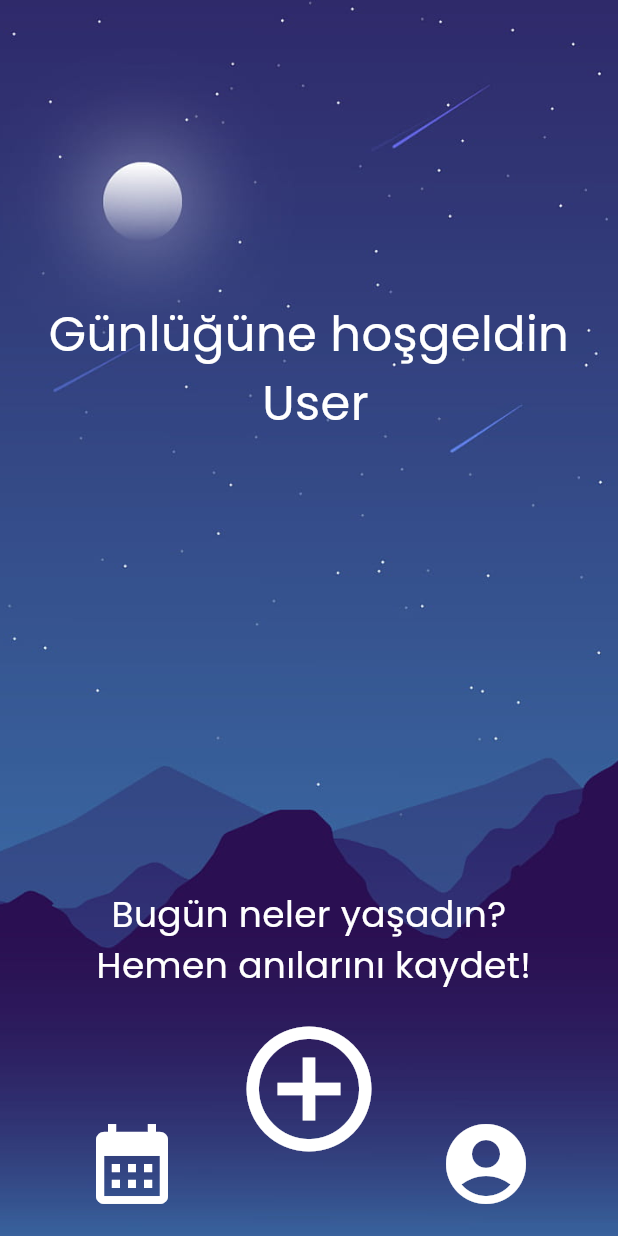
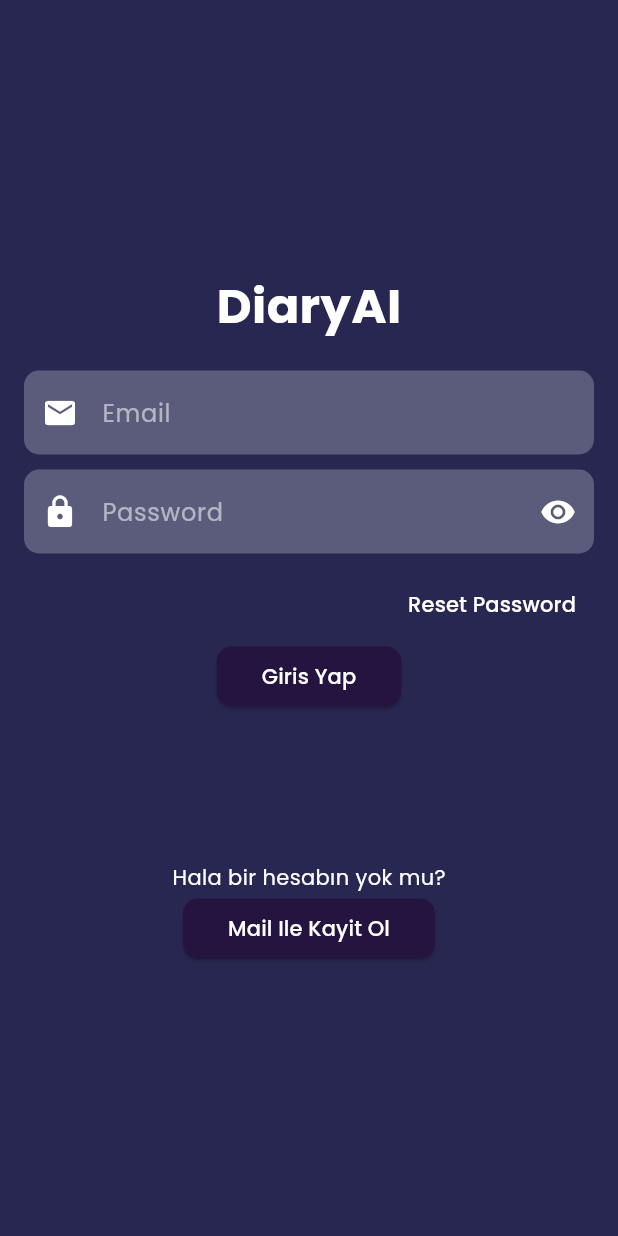
Before and after one commit to Saner-y/DiaryAI, a Flutter app: the screen it shows after launch, on a phone screen of 412 x 824 dp. Run offline on Flutter 3.47's test engine with Material 3 defaults, Android fonts, the phone set to English and light mode, and no system bars; our stand-ins replace cloud_firestore, emoji_picker_flutter, firebase_auth, firebase_core, font_awesome_flutter, google_fonts and 4 more; missing offline and left inert: flutter_screen_lock; accounts and stored records are empty.

Commit message:
login functions added, merged with firebase

```diff
--- a/lib/calendarPage.dart
+++ b/lib/calendarPage.dart
@@ -53,10 +53,10 @@ class _calendarPageState extends State<calendarPage> {
     return Scaffold(
       appBar: AppBar(
         backgroundColor: Color.fromARGB(255, 40, 39, 81),
-        iconTheme: IconThemeData(color: Colors.white, size: 52),
+        iconTheme: IconThemeData(color: Colors.white, size: 48),
         title: Text(
           'Takvim',
-          style: TextStyle(color: Colors.white),
+          style: TextStyle(color: Colors.white, fontSize: 24, fontWeight: FontWeight.bold),
         ),
       ),
       body: Container(
--- a/lib/homepage.dart
+++ b/lib/homepage.dart
@@ -6,30 +6,10 @@ import 'package:flutter/services.dart';
 import 'package:local_auth/local_auth.dart';
 // import 'package:flutter/services.dart';
 
-class homePage extends StatefulWidget {
+class homePage extends StatelessWidget {
   const homePage({Key? key}) : super(key: key);
 
   @override
-  State<homePage> createState() => _homePageState();
-}
-
-class _homePageState extends State<homePage> {
-  late final LocalAuthentication auth;
-
-  bool _supportState = false;
-
-  @override
-  void initState() {
-    // TODO: implement initState
-    super.initState();
-    auth = LocalAuthentication();
-    auth.isDeviceSupported().then(
-            (bool isSupported) => setState(() => _supportState = isSupported)
-    );
-    _getAvailableBiometrics();
-    _authenticate();
-
-  }
   Widget build(BuildContext context) {
     return Scaffold(
       body: Container(
@@ -133,27 +113,4 @@ class _homePageState extends State<homePage> {
       ),
     );
   }
-
-  Future<void> _getAvailableBiometrics() async {
-    List<BiometricType> availableBiometrics = await auth.getAvailableBiometrics();
-    print(availableBiometrics);
-    if (!mounted) {
-      return;
-    }
-  }
-
-  Future<void> _authenticate() async {
-    try {
-      bool authenticated = await auth.authenticate(
-          localizedReason: 'Parmak izinizi taratın',
-          options: const AuthenticationOptions(
-              stickyAuth: true,
-              biometricOnly: true
-          )
-      );
-      print(authenticated);
-    } on PlatformException catch (e) {
-      print(e);
-    }
-  }
 }
--- /dev/null
+++ b/lib/loginPage.dart
@@ -0,0 +1,177 @@
+import 'package:diaryai/lockScreen.dart';
+import 'package:diaryai/resetPassword.dart';
+import 'package:firebase_auth/firebase_auth.dart';
+import 'package:flutter/material.dart';
+import 'package:diaryai/createAccount.dart';
+import 'package:firebase_core/firebase_core.dart';
+import 'package:font_awesome_flutter/font_awesome_flutter.dart';
+import 'firebase_options.dart';
+import 'homepage.dart';
+
+class LoginPage extends StatefulWidget {
+  const LoginPage({super.key});
+
+  @override
+  State<LoginPage> createState() => _LoginPageState();
+}
+
+class _LoginPageState extends State<LoginPage> {
+  void _signIn() async {
+    if (emailController.text.isEmpty || passwordController.text.isEmpty) {
+      ScaffoldMessenger.of(context).showSnackBar(
+        SnackBar(content: Text('Lütfen tüm alanları doldurun.')),
+      );
+      return;
+    }
+
+    try {
+      await FirebaseAuth.instance.signInWithEmailAndPassword(
+        email: emailController.text,
+        password: passwordController.text,
+      );
+      Navigator.pushReplacement(
+        context,
+        MaterialPageRoute(builder: (context) => homePage()),
+      );
+    } on FirebaseAuthException catch (e) {
+      String message;
+      if (e.code == 'user-not-found') {
+        message = 'Bu e-posta adresi ile bir kullanıcı bulunamadı.';
+      } else if (e.code == 'wrong-password') {
+        message = 'Yanlış şifre girdiniz.';
+      } else if (e.code == 'invalid-email') {
+        message = 'Geçersiz e-posta adresi girdiniz.';
+      } else {
+        message = 'Bir hata oluştu: $e';
+      }
+      ScaffoldMessenger.of(context).showSnackBar(
+        SnackBar(content: Text(message)),
+      );
+    } catch (e) {
+      ScaffoldMessenger.of(context).showSnackBar(
+        SnackBar(content: Text('Bir hata oluştu: $e')),
+      );
+    }
+  }
+  TextEditingController emailController = TextEditingController();
+  TextEditingController passwordController = TextEditingController();
+  Icon visibilityIcon = Icon(Icons.visibility, color: Colors.white,);
+  bool _showPassword = true;
+  @override
+  Widget build(BuildContext context) {
+    return Scaffold(
+      backgroundColor: Color.fromARGB(255, 40, 39, 81),
+      body: Center(
+        child: Padding(
+          padding: EdgeInsets.all(16.0),
+          child: Column(
+            mainAxisAlignment: MainAxisAlignment.center,
+            children: [
+              Text('DiaryAI',style: TextStyle(
+                fontSize: 32,
+                fontWeight: FontWeight.bold,
+                color: Colors.white,
+              ),),
+              SizedBox(height: 20),
+              TextField(
+                controller: emailController,
+                textInputAction: TextInputAction.next,
+                keyboardType: TextInputType.emailAddress,
+                style: TextStyle(
+                  color: Colors.white,
+                ),
+                decoration: InputDecoration(
+                  filled: true,
+                  fillColor: Colors.white24,
+                  hintText: 'Email',
+                  hintStyle: TextStyle(
+                    color: Colors.white54,
+                  ),
+                  prefixIcon: Icon(Icons.email, color: Colors.white,),
+                  border: OutlineInputBorder(
+                    borderRadius: BorderRadius.circular(10),
+                    borderSide: BorderSide.none,
+                  ),
+                ),
+              ),
+              SizedBox(height: 10),
+              TextField(
+                controller: passwordController,
+                obscureText: _showPassword,
+                textInputAction: TextInputAction.done,
+                style: TextStyle(
+                  color: Colors.white,
+                ),
+                decoration: InputDecoration(
+                  filled: true,
+                  fillColor: Colors.white24,
+                  hintText: 'Password',
+                  hintStyle: TextStyle(
+                    color: Colors.white54,
+                  ),
+                  suffixIcon: IconButton(
+                      onPressed: () {
+                        setState(() {
+                          visibilityIcon = _showPassword ? Icon(Icons.visibility_off, color: Colors.white,) : Icon(Icons.visibility, color: Colors.white,);
+                          _showPassword = !_showPassword;
+                        });
+                      },
+                      icon: visibilityIcon),
+                  prefixIcon: Icon(Icons.lock, color: Colors.white,),
+                  border: OutlineInputBorder(
+                    borderRadius: BorderRadius.circular(10),
+                    borderSide: BorderSide.none,
+                  ),
+                ),
+              ),
+              SizedBox(height: 10),
+              Row(
+                mainAxisAlignment: MainAxisAlignment.end,
+                children: [
+                  TextButton(onPressed: () {
+                    Navigator.push(context, MaterialPageRoute(builder: (context) => ResetPasswordPage(),));
+                  }, child: Text('Reset Password', style: TextStyle(
+                    color: Colors.white,
+                  ),)),
+                ],
+              ),
+              ElevatedButton(
+                onPressed: _signIn,
+                style: ButtonStyle(
+                  backgroundColor: MaterialStateProperty.all<Color>(Color.fromRGBO(37, 20, 63, 1)),
+                  padding: MaterialStateProperty.all<EdgeInsets>(EdgeInsets.symmetric(horizontal: 30, vertical: 10)),
+                  shape: MaterialStateProperty.all<RoundedRectangleBorder>(
+                    RoundedRectangleBorder(
+                      borderRadius: BorderRadius.circular(10),
+                    ),
+                  ),
+                ),
+                child: Text('Giris Yap', style: TextStyle(
+                  color: Colors.white,
+                ),),
+              ),
+              SizedBox(height: 100),
+              Text('Hala bir hesabın yok mu?', style: TextStyle(
+                color: Colors.white,
+              ),),
+              ElevatedButton(style: ButtonStyle(
+                backgroundColor: MaterialStateProperty.all<Color>(Color.fromRGBO(37, 20, 63, 1)),
+                padding: MaterialStateProperty.all<EdgeInsets>(EdgeInsets.symmetric(horizontal: 30, vertical: 10)),
+                shape: MaterialStateProperty.all<RoundedRectangleBorder>(
+                  RoundedRectangleBorder(
+                    borderRadius: BorderRadius.circular(10),
+                  ),
+                ),
+              ),
+                onPressed: () {
+                  Navigator.push(context, MaterialPageRoute(builder: (context) => CreateAccount(),));
+                }, child: Text('Mail Ile Kayit Ol', style: TextStyle(
+                  color: Colors.white,
+                ),),),
+            ],
+          ),
+        ),
+      ),
+    );
+  }
+}
--- a/lib/main.dart
+++ b/lib/main.dart
@@ -1,14 +1,21 @@
+import 'package:diaryai/loginPage.dart';
+import 'package:firebase_core/firebase_core.dart';
 import 'package:flutter/material.dart';
 import 'package:flutter/services.dart';
 import 'package:google_fonts/google_fonts.dart';
 import 'package:local_auth/local_auth.dart';
+import 'firebase_options.dart';
+import 'lockScreen.dart';
 import 'package:flutter_screen_lock/flutter_screen_lock.dart';
 import 'homepage.dart';
 
 
-void main() {
+Future<void> main() async {
   WidgetsFlutterBinding.ensureInitialized();
   SystemChrome.setPreferredOrientations([DeviceOrientation.portraitUp]);
+  await Firebase.initializeApp(
+    options: DefaultFirebaseOptions.currentPlatform,
+  );
   runApp(DiaryAI());
 }
 
@@ -26,7 +33,7 @@ class DiaryAI extends StatelessWidget {
             bodyMedium: GoogleFonts.poppins(textStyle: textTheme.bodyMedium)),
       ),
       title: 'Material App',
-      home: homePage(),
+      home: LoginPage(),
     );
   }
 }
--- a/pubspec.yaml
+++ b/pubspec.yaml
@@ -41,12 +41,17 @@ dependencies:
   image_picker: ^1.0.7
   flutter_screen_lock: ^9.0.2
   local_auth: ^2.1.8
+  toast: ^0.3.0
 
 
   # The following adds the Cupertino Icons font to your application.
   # Use with the CupertinoIcons class for iOS style icons.
   cupertino_icons: ^1.0.2
   flutter_inset_box_shadow: ^1.0.8
+  firebase_core: ^2.24.2
+  firebase_auth: ^4.16.0
+  firebase_ui_auth: ^1.12.1
+  cloud_firestore: ^4.14.0
 
 dev_dependencies:
   flutter_test:
```
Also changed, not shown: lib/createAccount.dart (added, +217 -0 lines), lib/lockScreen.dart (added, +93 -0 lines), lib/menuPage.dart (+6 -1 lines), lib/notePage.dart (+32 -2 lines), lib/resetPassword.dart (added, +107 -0 lines), lib/firebase_options.dart (added), pubspec.lock, 10 other files.
